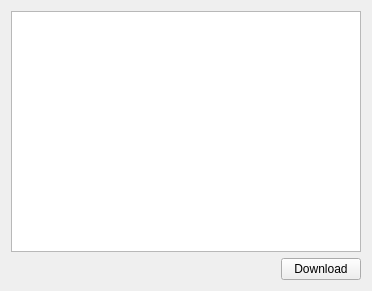
First picture: the form in widget.ui, repository MarkoPerica/playerStats, before the edit.
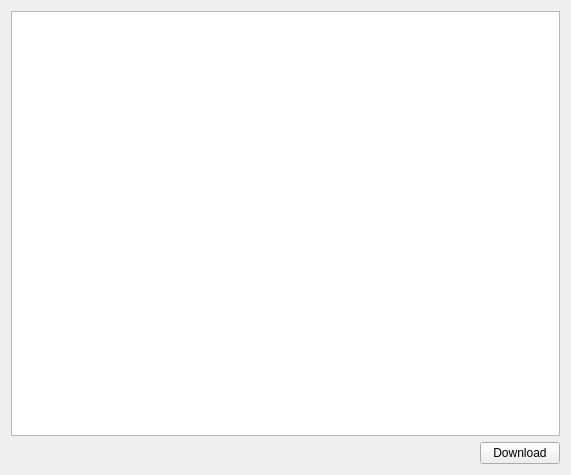
Second picture: the form after the edit.

Patch:
```diff
--- a/widget.ui
+++ b/widget.ui
@@ -6,8 +6,8 @@
    <rect>
     <x>0</x>
     <y>0</y>
-    <width>372</width>
-    <height>291</height>
+    <width>571</width>
+    <height>475</height>
    </rect>
   </property>
   <property name="windowTitle">
```
Left out of the diff: 6 changed lines with no effect on the pictures.
